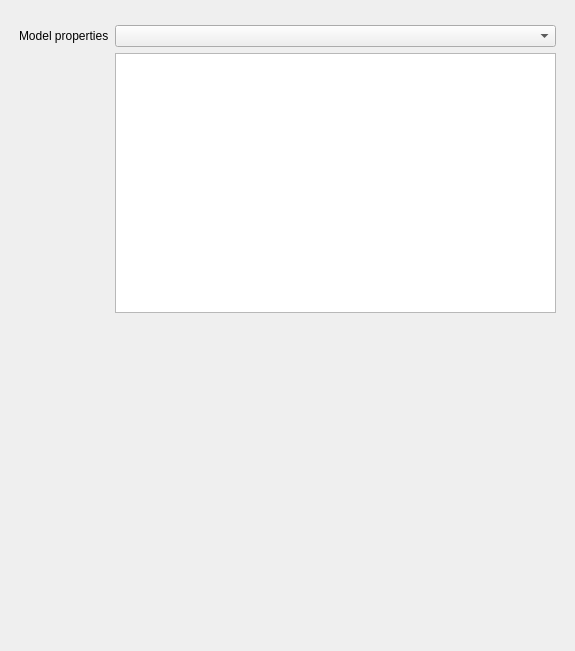
Old version of the form qt_ui/ui/dashboard.ui in the repository specklesystems/specklepy_qt_ui.
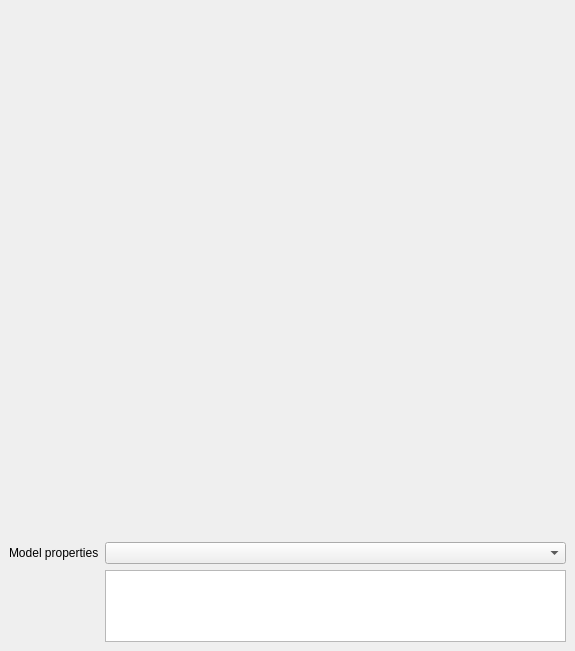
New version of the form.

```diff
--- a/qt_ui/ui/dashboard.ui
+++ b/qt_ui/ui/dashboard.ui
@@ -18,24 +18,43 @@
   <widget class="QWidget" name="dockWidgetContents">
    <layout class="QGridLayout" name="gridLayout">
     <item row="0" column="0">
-     <layout class="QVBoxLayout" name="verticalLayout">
+     <layout class="QVBoxLayout" name="verticalLayout" stretch="5,1">
       <item>
        <layout class="QFormLayout" name="formLayout">
 
             <property name="leftMargin">
-            <number>10</number>
+            <number>0</number>
             </property>
             <property name="topMargin">
-            <number>10</number>
+            <number>0</number>
             </property>
             <property name="rightMargin">
-            <number>10</number>
+            <number>0</number>
             </property>
             <property name="bottomMargin">
-            <number>10</number>
+            <number>0</number>
             </property>
 
+            <item row="1" column="0">
+                <widget class="QWidget" name="chart">
+                
+                <property name="sizePolicy">
+                <sizepolicy hsizetype="Expanding" vsizetype="Expanding">
+                    <horstretch>0</horstretch>
+                    <verstretch>0</verstretch>
+                </sizepolicy>
+                </property>
             
+                </widget>
+            </item>
+            
+    
+          </layout>
+        </item>
+        <item>
+          <layout class="QFormLayout" name="formLayout">
+          
+
             <item row="0" column="1">
             <layout class="QHBoxLayout" name="streamListButtons">
             </layout>
@@ -77,24 +96,12 @@
             </item>
 
 
+    
        </layout>
       </item>
      </layout>
     </item>
 
-    <item row="1" column="0">
-        <widget class="QWidget" name="chart">
-        
-        <property name="sizePolicy">
-        <sizepolicy hsizetype="Expanding" vsizetype="MinimumExpanding">
-            <horstretch>0</horstretch>
-            <verstretch>0</verstretch>
-        </sizepolicy>
-        </property>
-       
-        </widget>
-    </item>
-
    </layout>
   </widget>
  </widget>
```
